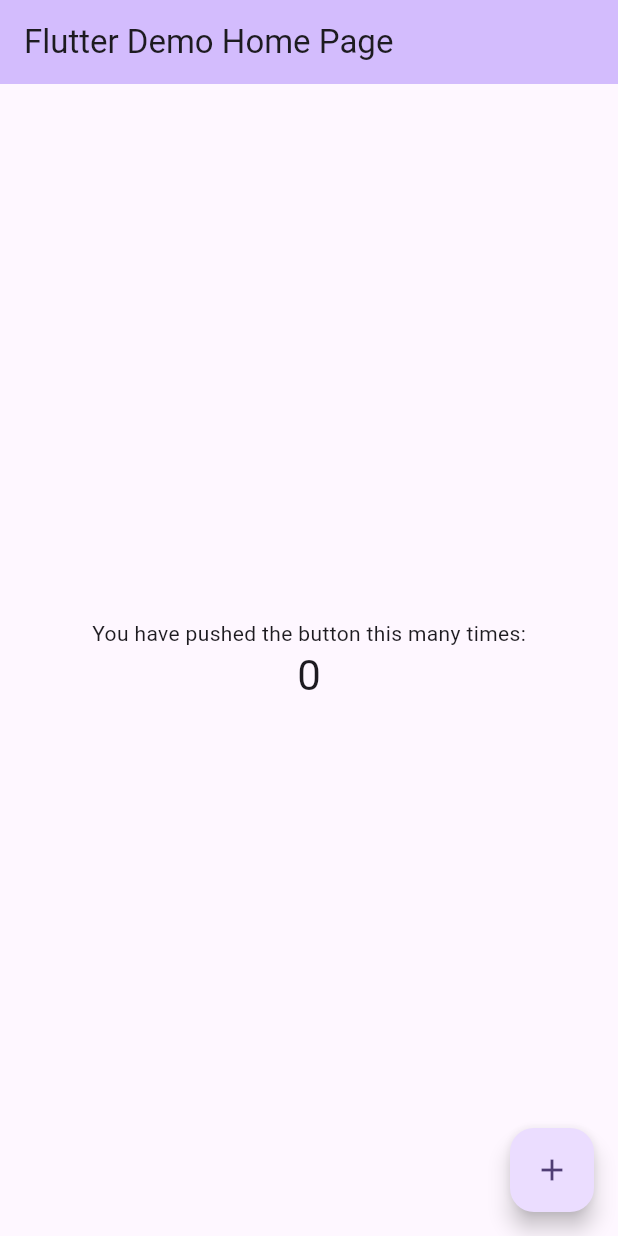
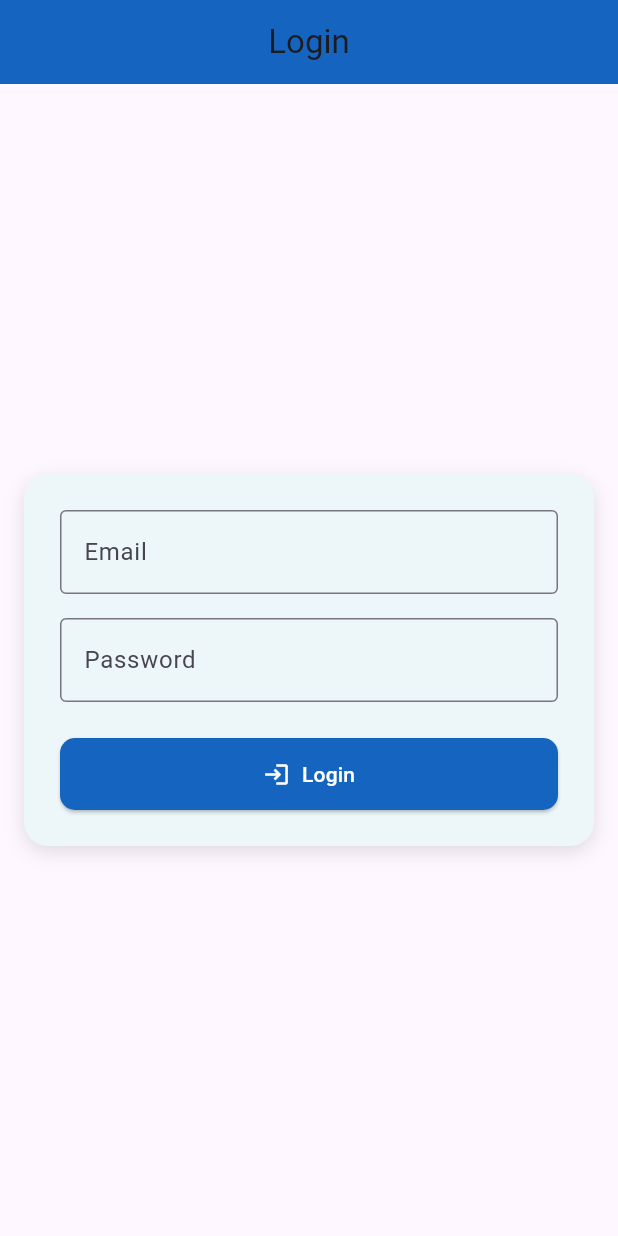
Before and after one commit to omkark958/news_submission_app, a Flutter app: the screen it shows after launch, on a phone screen of 412 x 824 dp. Run offline on Flutter 3.47's test engine with Material 3 defaults, Android fonts, the phone set to English and light mode, and no system bars; our stand-ins replace get; statements that could not run were skipped.

Commit message:
still left some  work

```diff
--- a/lib/main.dart
+++ b/lib/main.dart
@@ -1,4 +1,6 @@
 import 'package:flutter/material.dart';
+import 'package:get/get.dart';
+import 'package:news_submission_app/navigation/navigation.dart';
 
 void main() {
   runApp(const MyApp());
@@ -6,120 +8,12 @@
 
 class MyApp extends StatelessWidget {
   const MyApp({super.key});
-
-  // This widget is the root of your application.
   @override
   Widget build(BuildContext context) {
-    return MaterialApp(
-      title: 'Flutter Demo',
-      theme: ThemeData(
-        // This is the theme of your application.
-        //
-        // TRY THIS: Try running your application with "flutter run". You'll see
-        // the application has a purple toolbar. Then, without quitting the app,
-        // try changing the seedColor in the colorScheme below to Colors.green
-        // and then invoke "hot reload" (save your changes or press the "hot
-        // reload" button in a Flutter-supported IDE, or press "r" if you used
-        // the command line to start the app).
-        //
-        // Notice that the counter didn't reset back to zero; the application
-        // state is not lost during the reload. To reset the state, use hot
-        // restart instead.
-        //
-        // This works for code too, not just values: Most code changes can be
-        // tested with just a hot reload.
-        colorScheme: ColorScheme.fromSeed(seedColor: Colors.deepPurple),
-        useMaterial3: true,
-      ),
-      home: const MyHomePage(title: 'Flutter Demo Home Page'),
+    return GetMaterialApp(
+      debugShowCheckedModeBanner: false,
+      getPages: AppRoutes.routes,
+      initialRoute: "/",
     );
   }
 }
-
-class MyHomePage extends StatefulWidget {
-  const MyHomePage({super.key, required this.title});
-
-  // This widget is the home page of your application. It is stateful, meaning
-  // that it has a State object (defined below) that contains fields that affect
-  // how it looks.
-
-  // This class is the configuration for the state. It holds the values (in this
-  // case the title) provided by the parent (in this case the App widget) and
-  // used by the build method of the State. Fields in a Widget subclass are
-  // always marked "final".
-
-  final String title;
-
-  @override
-  State<MyHomePage> createState() => _MyHomePageState();
-}
-
-class _MyHomePageState extends State<MyHomePage> {
-  int _counter = 0;
-
-  void _incrementCounter() {
-    setState(() {
-      // This call to setState tells the Flutter framework that something has
-      // changed in this State, which causes it to rerun the build method below
-      // so that the display can reflect the updated values. If we changed
-      // _counter without calling setState(), then the build method would not be
-      // called again, and so nothing would appear to happen.
-      _counter++;
-    });
-  }
-
-  @override
-  Widget build(BuildContext context) {
-    // This method is rerun every time setState is called, for instance as done
-    // by the _incrementCounter method above.
-    //
-    // The Flutter framework has been optimized to make rerunning build methods
-    // fast, so that you can just rebuild anything that needs updating rather
-    // than having to individually change instances of widgets.
-    return Scaffold(
-      appBar: AppBar(
-        // TRY THIS: Try changing the color here to a specific color (to
-        // Colors.amber, perhaps?) and trigger a hot reload to see the AppBar
-        // change color while the other colors stay the same.
-        backgroundColor: Theme.of(context).colorScheme.inversePrimary,
-        // Here we take the value from the MyHomePage object that was created by
-        // the App.build method, and use it to set our appbar title.
-        title: Text(widget.title),
-      ),
-      body: Center(
-        // Center is a layout widget. It takes a single child and positions it
-        // in the middle of the parent.
-        child: Column(
-          // Column is also a layout widget. It takes a list of children and
-          // arranges them vertically. By default, it sizes itself to fit its
-          // children horizontally, and tries to be as tall as its parent.
-          //
-          // Column has various properties to control how it sizes itself and
-          // how it positions its children. Here we use mainAxisAlignment to
-          // center the children vertically; the main axis here is the vertical
-          // axis because Columns are vertical (the cross axis would be
-          // horizontal).
-          //
-          // TRY THIS: Invoke "debug painting" (choose the "Toggle Debug Paint"
-          // action in the IDE, or press "p" in the console), to see the
-          // wireframe for each widget.
-          mainAxisAlignment: MainAxisAlignment.center,
-          children: <Widget>[
-            const Text(
-              'You have pushed the button this many times:',
-            ),
-            Text(
-              '$_counter',
-              style: Theme.of(context).textTheme.headlineMedium,
-            ),
-          ],
-        ),
-      ),
-      floatingActionButton: FloatingActionButton(
-        onPressed: _incrementCounter,
-        tooltip: 'Increment',
-        child: const Icon(Icons.add),
-      ), // This trailing comma makes auto-formatting nicer for build methods.
-    );
-  }
-}
--- /dev/null
+++ b/lib/navigation/bindings/loginscreen.binding.dart
@@ -0,0 +1,9 @@
+import 'package:get/get.dart';
+import 'package:news_submission_app/presentations/login/controller/loginscreen.controller.dart';
+
+class LoginscreenBinding extends Bindings {
+  @override
+  void dependencies() {
+    Get.put(LoginscreenController());
+  }
+}
--- /dev/null
+++ b/lib/navigation/bindings/newsform.binding.dart
@@ -0,0 +1,9 @@
+import 'package:get/get.dart';
+import 'package:news_submission_app/presentations/newsform/controller/newsform.controller.dart';
+
+class NewsFormBinding extends Bindings {
+  @override
+  void dependencies() {
+    Get.put(NewsformController());
+  }
+}
--- /dev/null
+++ b/lib/navigation/bindings/splashscreen.binding.dart
@@ -0,0 +1,9 @@
+import 'package:get/get.dart';
+import 'package:news_submission_app/presentations/splash/controller/splashscreen.controller.dart';
+
+class SplashscreenBinding extends Bindings {
+  @override
+  void dependencies() {
+    Get.put(SplashscreenController());
+  }
+}
--- /dev/null
+++ b/lib/navigation/navigation.dart
@@ -0,0 +1,24 @@
+import 'package:get/get.dart';
+import 'package:news_submission_app/navigation/bindings/loginscreen.binding.dart';
+import 'package:news_submission_app/navigation/bindings/newsform.binding.dart';
+import 'package:news_submission_app/navigation/bindings/splashscreen.binding.dart';
+import 'package:news_submission_app/presentations/login/loginscreen.screen.dart';
+import 'package:news_submission_app/presentations/newsform/newsform.screen.dart';
+import 'package:news_submission_app/presentations/splash/splashscreen.screen.dart';
+
+class AppRoutes {
+  static final routes = [
+    GetPage(
+        name: "/",
+        page: () => const Splashscreen(),
+        binding: SplashscreenBinding()),
+    GetPage(
+        name: "/login",
+        page: () => const LoginScreen(),
+        binding: LoginscreenBinding()),
+    GetPage(
+        name: "/newsform",
+        page: () => const NewsformScreen(),
+        binding: NewsFormBinding()),
+  ];
+}
--- /dev/null
+++ b/lib/presentations/login/controller/loginscreen.controller.dart
@@ -0,0 +1,16 @@
+import 'package:flutter/material.dart';
+import 'package:get/get.dart';
+
+class LoginscreenController extends GetxController {
+  final formkey = GlobalKey<FormState>();
+  TextEditingController userName = TextEditingController();
+  TextEditingController password = TextEditingController();
+  void logInn() async {
+    if (formkey.currentState!.validate()) {
+      // Form is valid
+      Get.snackbar('Success', 'Form submitted successfully');
+      await Future.delayed(const Duration(seconds: 2));
+      Get.offNamed("/newsform");
+    }
+  }
+}
--- /dev/null
+++ b/lib/presentations/login/loginscreen.screen.dart
@@ -0,0 +1,98 @@
+import 'package:flutter/material.dart';
+import 'package:get/get.dart';
+import 'package:news_submission_app/presentations/login/controller/loginscreen.controller.dart';
+
+class LoginScreen extends GetView<LoginscreenController> {
+  const LoginScreen({super.key});
+
+  @override
+  Widget build(BuildContext context) {
+    final isLargeScreen = MediaQuery.of(context).size.width > 600;
+
+    return Scaffold(
+      appBar: AppBar(
+        title: const Text("Login"),
+        centerTitle: true,
+        backgroundColor: Colors.blue[800],
+      ),
+      body: Center(
+        child: Container(
+          width: isLargeScreen ? 400 : double.infinity,
+          margin: const EdgeInsets.all(16),
+          padding: const EdgeInsets.all(24),
+          decoration: BoxDecoration(
+            color: const Color(0xFFEDF7FA),
+            borderRadius: BorderRadius.circular(16),
+            boxShadow: const [
+              BoxShadow(
+                color: Colors.black12,
+                blurRadius: 10,
+                offset: Offset(0, 4),
+              ),
+            ],
+          ),
+          child: Form(
+            key: controller.formkey,
+            child: Column(
+              mainAxisSize: MainAxisSize.min,
+              children: [
+                TextFormField(
+                  controller: controller.userName,
+                  decoration: const InputDecoration(
+                    labelText: "Email",
+                    border: OutlineInputBorder(),
+                  ),
+                  validator: (value) {
+                    if (value == null || value.trim().isEmpty) {
+                      return "Please enter your email";
+                    } else if (!GetUtils.isEmail(value.trim())) {
+                      return "Enter a valid email address";
+                    }
+                    return null;
+                  },
+                ),
+                const SizedBox(height: 16),
+                TextFormField(
+                  controller: controller.password,
+                  obscureText: true,
+                  decoration: const InputDecoration(
+                    labelText: "Password",
+                    border: OutlineInputBorder(),
+                  ),
+                  validator: (value) {
+                    if (value == null || value.trim().isEmpty) {
+                      return "Please enter your password";
+                    }
+                    return null;
+                  },
+                ),
+                const SizedBox(height: 24),
+                SizedBox(
+                  width: double.infinity,
+                  child: ElevatedButton.icon(
+                    onPressed: controller.logInn,
+                    icon: const Icon(
+                      Icons.login,
+                      color: Colors.white,
+                    ),
+                    label: const Text(
+                      "Login",
+                      style: TextStyle(color: Colors.white),
+                    ),
+                    style: ElevatedButton.styleFrom(
+                      padding: const EdgeInsets.symmetric(vertical: 14),
+                      backgroundColor: Colors.blue[800],
+                      shape: RoundedRectangleBorder(
+                        borderRadius: BorderRadius.circular(10),
+                      ),
+                    ),
+                  ),
+                ),
+              ],
+            ),
+          ),
+        ),
+      ),
+    );
+  }
+}
--- a/pubspec.yaml
+++ b/pubspec.yaml
@@ -35,6 +35,7 @@ dependencies:
   # The following adds the Cupertino Icons font to your application.
   # Use with the CupertinoIcons class for iOS style icons.
   cupertino_icons: ^1.0.8
+  get: ^4.7.2
 
 dev_dependencies:
   flutter_test:
```
Also changed, not shown: lib/presentations/newsform/controller/newsform.controller.dart (added, +44 -0 lines), lib/presentations/newsform/newsform.screen.dart (added, +128 -0 lines), lib/presentations/splash/controller/splashscreen.controller.dart (added, +10 -0 lines), lib/presentations/splash/splashscreen.screen.dart (added, +23 -0 lines), lib/services/api.services.dart (added, +16 -0 lines), pubspec.lock.
